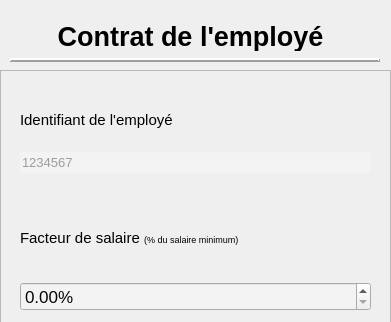
Old version of the form UI/Creer_Contrat.ui in the repository LePerron/Application-gestion-employes-projet-session-2023; both pictures show x 0 to 391 and y 0 to 322 of the 391 by 737 pixel window.
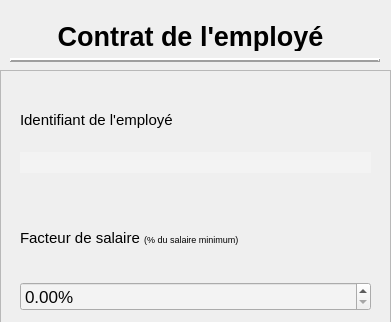
New version of the form.

```diff
--- a/UI/Creer_Contrat.ui
+++ b/UI/Creer_Contrat.ui
@@ -268,7 +268,7 @@
           <bool>false</bool>
          </property>
          <property name="text">
-          <string>1234567</string>
+          <string/>
          </property>
          <property name="frame">
           <bool>false</bool>
```
